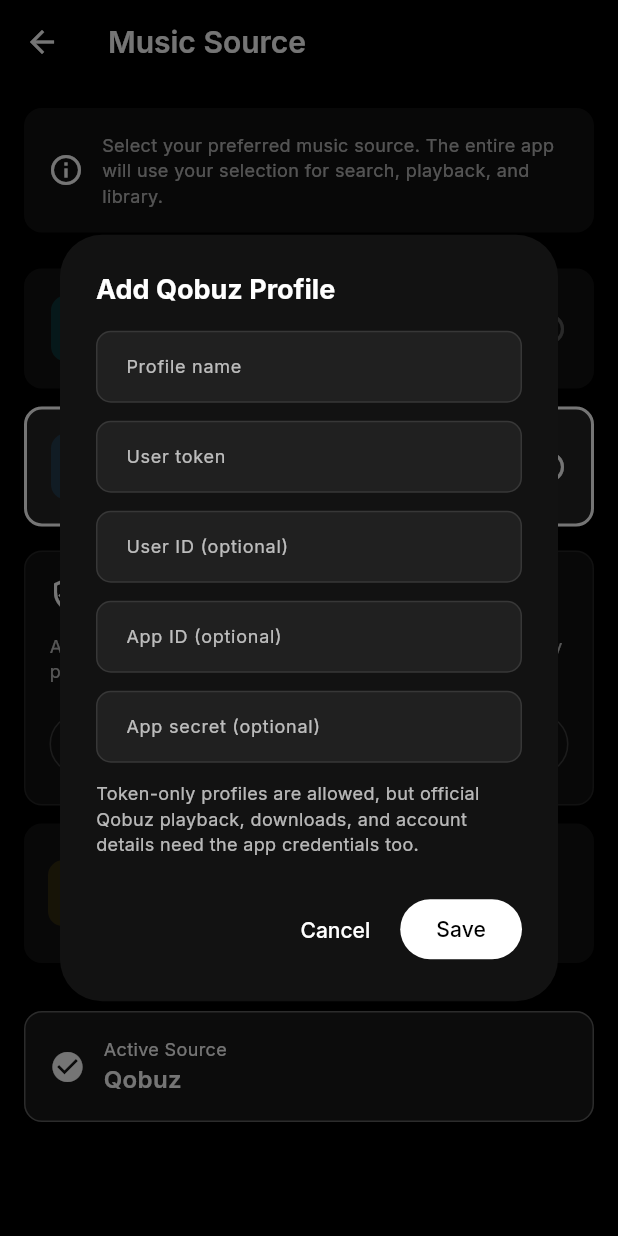
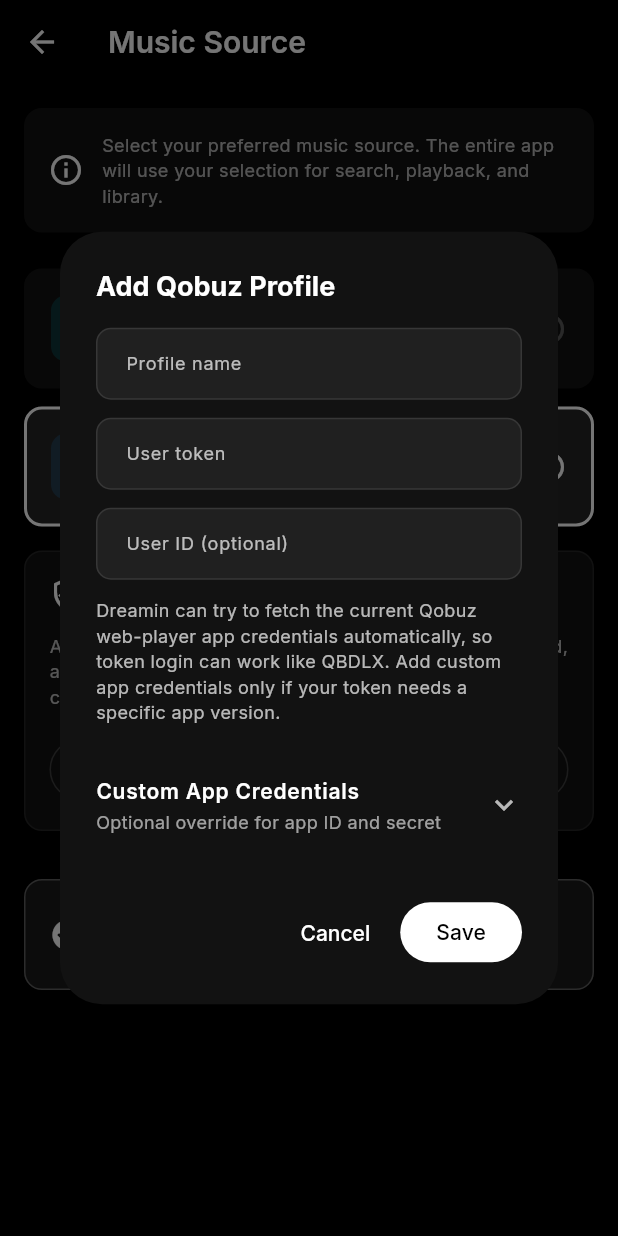
Before and after one commit to chandradev28/dreamin-app, a Flutter app: the MusicSourceSettingsScreen screen opened directly, after a tap on "Qobuz", after a tap on "Add Profile", on a phone screen of 412 x 824 dp. Run offline on Flutter 3.47's test engine with Material 3 defaults, Android fonts, the phone set to English and light mode, and no system bars; our stand-ins replace cached_network_image, dio, drift, equatable, flutter_riverpod, google_fonts and 4 more; accounts and stored records are empty; generated files the repository leaves out were written again; network calls fail.

Commit message:
feat: simplify qobuz token login and playback

```diff
--- a/lib/models/music_source.dart
+++ b/lib/models/music_source.dart
@@ -65,36 +65,3 @@
   high, // 16-bit from TIDAL
   original, // From Subsonic
 }
-
-enum QobuzStreamQuality {
-  maxHiRes,
-  hiRes,
-  cd,
-  mp3;
-
-  String get displayName {
-    switch (this) {
-      case QobuzStreamQuality.maxHiRes:
-        return 'Max Hi-Res';
-      case QobuzStreamQuality.hiRes:
-        return 'Hi-Res';
-      case QobuzStreamQuality.cd:
-        return 'CD Quality';
-      case QobuzStreamQuality.mp3:
-        return 'MP3';
-    }
-  }
-
-  String get description {
-    switch (this) {
-      case QobuzStreamQuality.maxHiRes:
-        return '24-bit / up to 192kHz';
-      case QobuzStreamQuality.hiRes:
-        return '24-bit / up to 96kHz';
-      case QobuzStreamQuality.cd:
-        return '16-bit / 44.1kHz';
-      case QobuzStreamQuality.mp3:
-        return '320kbps';
-    }
-  }
-}
--- a/lib/providers/player_provider.dart
+++ b/lib/providers/player_provider.dart
@@ -721,8 +721,6 @@
           case MusicSource.qobuz:
             final fallbackBitDepth = track.quality?.bitDepth ?? 16;
             final fallbackSampleRate = track.quality?.sampleRate ?? 44100;
-            final preferredQobuzQuality =
-                _ref.read(qobuzPreferredQualityProvider);
 
             final qobuzService =
                 _musicService is QobuzServiceImpl ? _musicService : null;
@@ -730,7 +728,6 @@
               qobuzCandidates = await qobuzService.getStreamCandidates(
                 track.id,
                 fallbackQuality: track.quality,
-                preferredQuality: preferredQobuzQuality,
               );
               if (qobuzCandidates.isNotEmpty) {
                 playbackCandidates.addAll(
--- a/lib/screens/settings/settings_screen.dart
+++ b/lib/screens/settings/settings_screen.dart
@@ -2,7 +2,6 @@
 import 'package:flutter_riverpod/flutter_riverpod.dart';
 import 'package:shared_preferences/shared_preferences.dart';
 import '../../core/theme/app_theme.dart';
-import '../../models/music_source.dart';
 import '../../providers/music_provider.dart';
 import '../../providers/source_provider.dart';
 
@@ -475,6 +474,37 @@
                   label: 'User ID (optional)',
                 ),
                 const SizedBox(height: 12),
+                Text(
+                  'Dreamin can try to fetch the current Qobuz web-player app credentials automatically, so token login can work like QBDLX. Add custom app credentials only if your token needs a specific app version.',
+                  style: AppTheme.bodySmall.copyWith(
+                    color: Colors.white.withOpacity(0.7),
+                  ),
+                ),
+                const SizedBox(height: 16),
+                Theme(
+                  data: Theme.of(context).copyWith(
+                    dividerColor: Colors.transparent,
+                  ),
+                  child: ExpansionTile(
+                    tilePadding: EdgeInsets.zero,
+                    childrenPadding: EdgeInsets.zero,
+                    iconColor: Colors.white70,
+                    collapsedIconColor: Colors.white70,
+                    title: Text(
+                      'Custom App Credentials',
+                      style: AppTheme.bodyMedium.copyWith(
+                        color: Colors.white,
+                        fontWeight: FontWeight.w600,
+                      ),
+                    ),
+                    subtitle: Text(
+                      'Optional override for app ID and secret',
+                      style: AppTheme.bodySmall.copyWith(
+                        color: Colors.white.withOpacity(0.6),
+                      ),
+                    ),
+                    children: [
+                      const SizedBox(height: 8),
                       _buildTokenField(
                         controller: appIdController,
                         label: 'App ID (optional)',
@@ -485,11 +515,7 @@
                         label: 'App secret (optional)',
                         obscureText: true,
                       ),
-                const SizedBox(height: 12),
-                Text(
-                  'Token-only profiles are allowed, but official Qobuz playback, downloads, and account details need the app credentials too.',
-                  style: AppTheme.bodySmall.copyWith(
-                    color: Colors.white.withOpacity(0.7),
+                    ],
                   ),
                 ),
               ],
@@ -526,9 +552,10 @@
                   );
                 } else if (nextState.activeProfile?.hasToken == true) {
                   messenger.showSnackBar(
-                    const SnackBar(
+                    SnackBar(
                       content: Text(
-                        'Qobuz profile saved. Add app credentials to unlock official playback.',
+                        nextState.error ??
+                            'Qobuz profile saved, but Dreamin could not validate the token yet.',
                       ),
                     ),
                   );
@@ -588,101 +615,6 @@
     );
   }
 
-  Future<void> _showQobuzQualityDialog(QobuzAuthState qobuzState) async {
-    await showDialog<void>(
-      context: context,
-      builder: (context) {
-        return AlertDialog(
-          backgroundColor: AppTheme.surfaceColor,
-          title: Text(
-            'Stream Quality',
-            style: AppTheme.titleLarge.copyWith(
-              color: Colors.white,
-              fontWeight: FontWeight.w700,
-            ),
-          ),
-          content: Column(
-            mainAxisSize: MainAxisSize.min,
-            children: QobuzStreamQuality.values.map((quality) {
-              return RadioListTile<QobuzStreamQuality>(
-                value: quality,
-                groupValue: qobuzState.preferredQuality,
-                onChanged: (value) async {
-                  if (value == null) return;
-                  await ref
-                      .read(qobuzAuthProvider.notifier)
-                      .setPreferredQuality(value);
-                  if (!mounted) return;
-                  Navigator.of(this.context).pop();
-                },
-                activeColor: AppTheme.primaryColor,
-                title: Text(
-                  quality.displayName,
-                  style: AppTheme.bodyLarge.copyWith(color: Colors.white),
-                ),
-                subtitle: Text(
-                  quality.description,
-                  style: AppTheme.bodySmall.copyWith(
-                    color: Colors.white.withOpacity(0.7),
-                  ),
-                ),
-              );
-            }).toList(),
-          ),
-        );
-      },
-    );
-  }
-
-  Widget _buildQobuzQualityCard(QobuzAuthState qobuzState) {
-    return Material(
-      color: AppTheme.surfaceColor,
-      borderRadius: BorderRadius.circular(12),
-      child: InkWell(
-        onTap: () => _showQobuzQualityDialog(qobuzState),
-        borderRadius: BorderRadius.circular(12),
-        child: Padding(
-          padding: const EdgeInsets.all(16),
-          child: Row(
-            children: [
-              Container(
-                padding: const EdgeInsets.all(10),
-                decoration: BoxDecoration(
-                  color: Colors.amber.withOpacity(0.14),
-                  borderRadius: BorderRadius.circular(10),
-                ),
-                child: const Icon(Icons.graphic_eq, color: Colors.amber),
-              ),
-              const SizedBox(width: 14),
-              Expanded(
-                child: Column(
-                  crossAxisAlignment: CrossAxisAlignment.start,
-                  children: [
-                    Text(
-                      'Qobuz Stream Quality',
-                      style: AppTheme.bodyLarge.copyWith(
-                        color: Colors.white,
-                        fontWeight: FontWeight.w700,
-                      ),
-                    ),
-                    const SizedBox(height: 4),
-                    Text(
-                      '${qobuzState.preferredQuality.displayName} • Falls back automatically if a track is missing in that quality',
-                      style: AppTheme.bodySmall.copyWith(
-                        color: Colors.white.withOpacity(0.7),
-                      ),
-                    ),
-                  ],
-                ),
-              ),
-              const Icon(Icons.chevron_right, color: Colors.white70),
-            ],
-          ),
-        ),
-      ),
-    );
-  }
-
   Widget _buildQobuzAccountCard(QobuzAuthState qobuzState) {
     final profile = qobuzState.activeProfile;
     final info = profile?.accountInfo;
@@ -724,7 +656,7 @@
           const SizedBox(height: 14),
           if (profile == null) ...[
             Text(
-              'Add one or more Qobuz profiles. You can save token-only profiles, then switch or complete them later.',
+              'Add one or more Qobuz profiles. Token login is supported, and Dreamin will try to fetch the current web-player app credentials automatically.',
               style: AppTheme.bodySmall.copyWith(
                 color: Colors.white.withOpacity(0.72),
               ),
@@ -769,7 +701,9 @@
               profile.hasOfficialCredentials
                   ? (profile.error ??
                       'Qobuz profile saved, but the account could not be validated.')
-                  : 'This profile only has a user token right now. Add user ID, app ID, and app secret when you want official playback and account details.',
+                  : profile.usesWebPlayerCredentials
+                      ? 'Dreamin will keep trying token login with web-player credentials. Add custom app credentials only if your token belongs to a different app version.'
+                      : 'This profile needs Dreamin to resolve matching app credentials before official Qobuz playback can work.',
               style: AppTheme.bodySmall.copyWith(
                 color: Colors.white.withOpacity(0.72),
               ),
@@ -808,7 +742,7 @@
               if (profile != null) ...[
                 const SizedBox(width: 10),
                 IconButton(
-                  onPressed: profile.hasOfficialCredentials
+                  onPressed: profile.hasToken
                       ? () => ref
                           .read(qobuzAuthProvider.notifier)
                           .refreshActiveProfile()
@@ -843,8 +777,10 @@
     final subtitle = profile.isConnected
         ? (profile.accountInfo?.subscriptionLabel ?? 'Connected')
         : profile.hasOfficialCredentials
-            ? 'Needs refresh'
-            : 'Token only';
+            ? (profile.usesWebPlayerCredentials
+                ? 'Web-player credentials'
+                : 'Custom app credentials')
+            : 'Token login';
     return Container(
       margin: const EdgeInsets.only(bottom: 8),
       decoration: BoxDecoration(
@@ -1029,8 +965,6 @@
           ),
           const SizedBox(height: 16),
           _buildQobuzAccountCard(qobuzState),
-          const SizedBox(height: 12),
-          _buildQobuzQualityCard(qobuzState),
           const SizedBox(height: 32),
           Container(
             padding: const EdgeInsets.all(16),
```
Also changed, not shown: lib/providers/source_provider.dart (+88 -56 lines), lib/services/qobuz_service.dart (+215 -30 lines). Lines whose indentation alone changed are shown as unchanged.
